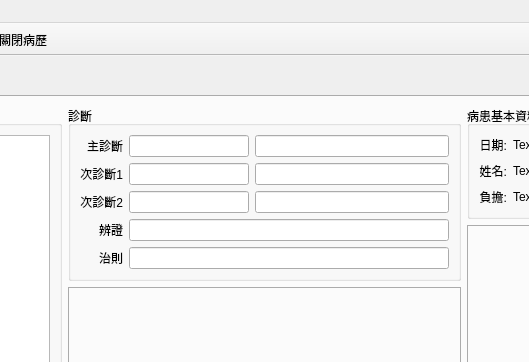
Old version of the form ui/medical_record.ui in the repository picacat/pyMedical; both pictures show x 357 to 886 and y 0 to 362 of the 1243 by 865 pixel window.
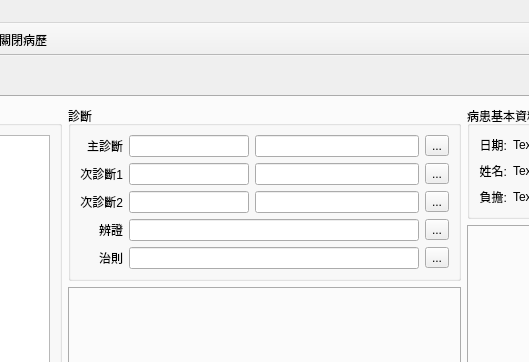
New version of the form. Icons and pictures are not drawn.

```diff
--- a/ui/medical_record.ui
+++ b/ui/medical_record.ui
@@ -178,7 +178,7 @@
                  </property>
                  <layout class="QVBoxLayout" name="verticalLayout_7">
                   <item>
-                   <layout class="QGridLayout" name="gridLayout_2" columnstretch="0,0,0">
+                   <layout class="QGridLayout" name="gridLayout_2" columnstretch="0,0,0,0">
                     <item row="0" column="0">
                      <widget class="QLabel" name="label">
                       <property name="frameShape">
@@ -333,6 +333,61 @@
                       </property>
                      </widget>
                     </item>
+                    <item row="0" column="3">
+                     <widget class="QToolButton" name="toolButton_disease1">
+                      <property name="text">
+                       <string>...</string>
+                      </property>
+                      <property name="icon">
+                       <iconset>
+                        <normaloff>../icons/help-contents.svg</normaloff>../icons/help-contents.svg</iconset>
+                      </property>
+                     </widget>
+                    </item>
+                    <item row="1" column="3">
+                     <widget class="QToolButton" name="toolButton_disease2">
+                      <property name="text">
+                       <string>...</string>
+                      </property>
+                      <property name="icon">
+                       <iconset>
+                        <normaloff>../icons/help-contents.svg</normaloff>../icons/help-contents.svg</iconset>
+                      </property>
+                     </widget>
+                    </item>
+                    <item row="2" column="3">
+                     <widget class="QToolButton" name="toolButton_disease3">
+                      <property name="text">
+                       <string>...</string>
+                      </property>
+                      <property name="icon">
+                       <iconset>
+                        <normaloff>../icons/help-contents.svg</normaloff>../icons/help-contents.svg</iconset>
+                      </property>
+                     </widget>
+                    </item>
+                    <item row="3" column="3">
+                     <widget class="QToolButton" name="toolButton_distincts">
+                      <property name="text">
+                       <string>...</string>
+                      </property>
+                      <property name="icon">
+                       <iconset>
+                        <normaloff>../icons/help-hint.svg</normaloff>../icons/help-hint.svg</iconset>
+                      </property>
+                     </widget>
+                    </item>
+                    <item row="4" column="3">
+                     <widget class="QToolButton" name="toolButton_cure">
+                      <property name="text">
+                       <string>...</string>
+                      </property>
+                      <property name="icon">
+                       <iconset>
+                        <normaloff>../icons/help-hint.svg</normaloff>../icons/help-hint.svg</iconset>
+                      </property>
+                     </widget>
+                    </item>
                    </layout>
                   </item>
                  </layout>
```
Left out of the diff: 2 changed lines with no effect on the pictures.
